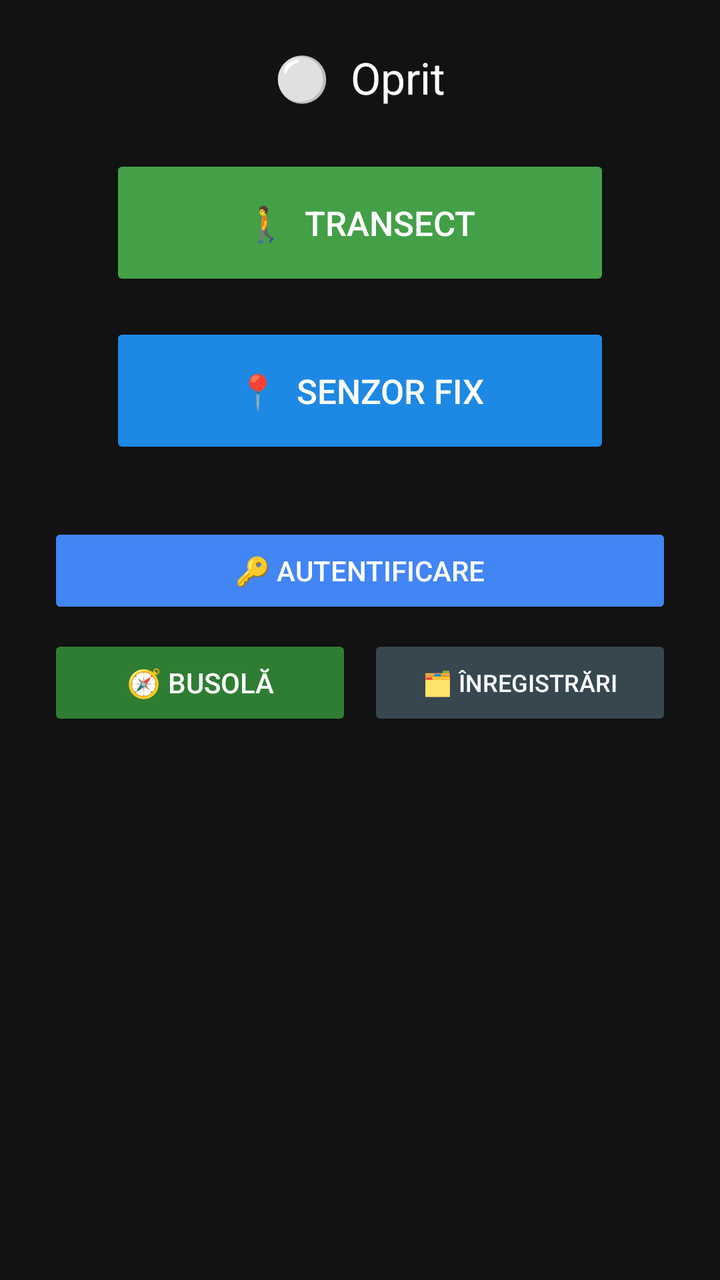
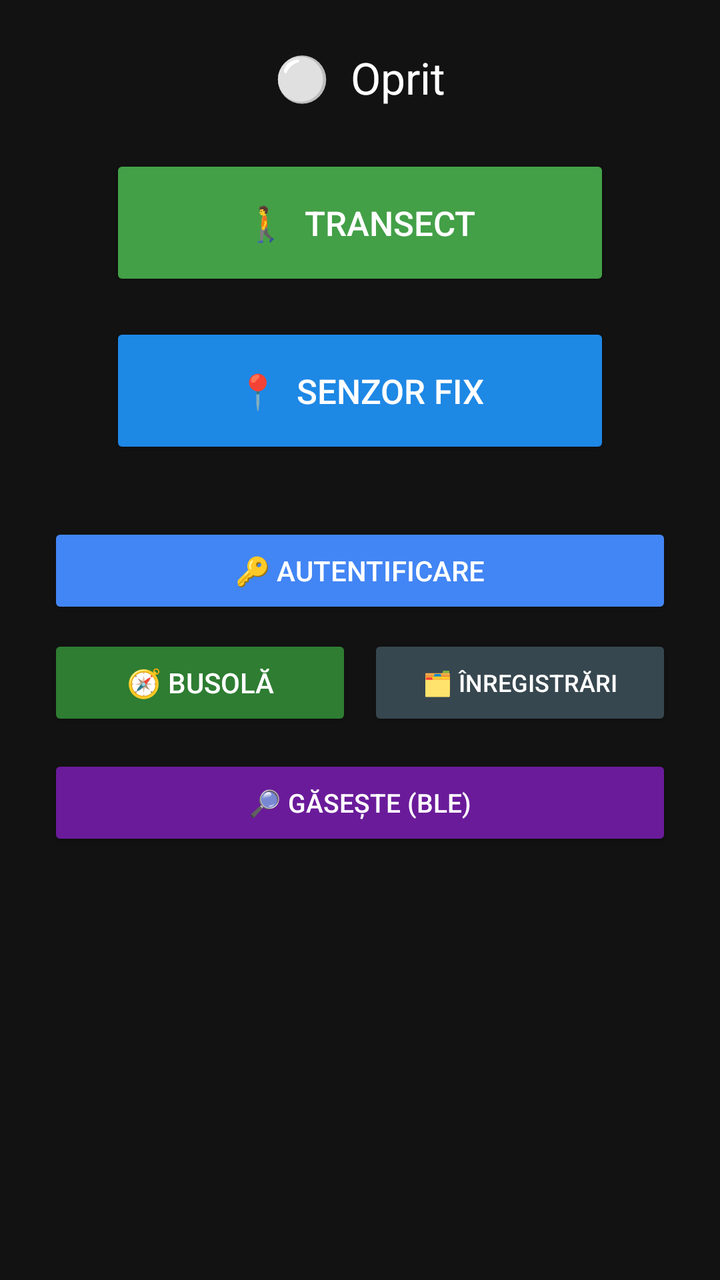

Two renders of the same Android screen: before a commit and after it. Below are the layout's source before the change and the commit's diff.
<!-- AndroidManifest.xml: application theme Theme.AppCompat.DayNight.NoActionBar -->
<!-- res/layout/activity_main.xml -->
<?xml version="1.0" encoding="utf-8"?>
<LinearLayout xmlns:android="http://schemas.android.com/apk/res/android"
    android:layout_width="match_parent"
    android:layout_height="match_parent"
    android:orientation="vertical"
    android:gravity="center_horizontal"
    android:padding="24dp"
    android:background="#121212">

    <TextView
        android:id="@+id/tvStatus"
        android:layout_width="wrap_content"
        android:layout_height="wrap_content"
        android:text="⚪  Oprit"
        android:textSize="22sp"
        android:textColor="#FFFFFF"
        android:layout_marginBottom="24dp"/>

    
    <Button
        android:id="@+id/btnStartStop"
        android:layout_width="160dp"
        android:layout_height="160dp"
        android:text="⏹  STOP"
        android:textSize="18sp"
        android:textColor="#FFFFFF"
        android:visibility="gone"
        android:layout_marginBottom="16dp"/>

    
    <Button
        android:id="@+id/btnTrackMap"
        android:layout_width="250dp"
        android:layout_height="52dp"
        android:text="🗺  TRASEU PE HARTĂ"
        android:textSize="15sp"
        android:textColor="#FFFFFF"
        android:backgroundTint="#00695C"
        android:visibility="gone"
        android:layout_marginBottom="32dp"/>

    
    <LinearLayout
        android:id="@+id/startButtonsRow"
        android:layout_width="wrap_content"
        android:layout_height="wrap_content"
        android:orientation="vertical"
        android:gravity="center"
        android:layout_marginBottom="32dp">

        <Button
            android:id="@+id/btnTransect"
            android:layout_width="250dp"
            android:layout_height="68dp"
            android:text="🚶  TRANSECT"
            android:textSize="17sp"
            android:textColor="#FFFFFF"
            android:backgroundTint="#43A047"
            android:layout_marginBottom="16dp"/>

        <Button
            android:id="@+id/btnFixedSensor"
            android:layout_width="250dp"
            android:layout_height="68dp"
            android:text="📍  SENZOR FIX"
            android:textSize="17sp"
            android:textColor="#FFFFFF"
            android:backgroundTint="#1E88E5"/>
    </LinearLayout>

    <LinearLayout
        android:layout_width="match_parent"
        android:layout_height="wrap_content"
        android:orientation="horizontal"
        android:gravity="center"
        android:layout_marginBottom="8dp">

        <Button
            android:id="@+id/btnAuth"
            android:layout_width="0dp"
            android:layout_height="48dp"
            android:layout_weight="1"
            android:text="🔑 AUTENTIFICARE"
            android:textSize="14sp"
            android:textColor="#FFFFFF"
            android:backgroundTint="#4285F4"/>

    </LinearLayout>

    <LinearLayout
        android:layout_width="match_parent"
        android:layout_height="wrap_content"
        android:orientation="horizontal"
        android:gravity="center"
        android:layout_marginBottom="12dp">

        <Button
            android:id="@+id/btnCompass"
            android:layout_width="0dp"
            android:layout_height="48dp"
            android:layout_weight="1"
            android:text="🧭 BUSOLĂ"
            android:textSize="14sp"
            android:textColor="#FFFFFF"
            android:backgroundTint="#2E7D32"
            android:layout_marginEnd="8dp"/>

        <Button
            android:id="@+id/btnRecordings"
            android:layout_width="0dp"
            android:layout_height="48dp"
            android:layout_weight="1"
            android:text="🗂 ÎNREGISTRĂRI"
            android:textSize="12sp"
            android:textColor="#FFFFFF"
            android:backgroundTint="#37474F"/>

    </LinearLayout>

    <TextView
        android:id="@+id/tvUploadStatus"
        android:layout_width="match_parent"
        android:layout_height="wrap_content"
        android:text=""
        android:textSize="12sp"
        android:textColor="#90CAF9"
        android:gravity="center"
        android:lineSpacingExtra="3dp"
        android:layout_marginBottom="16dp"/>

    <TextView
        android:id="@+id/tvPath"
        android:layout_width="match_parent"
        android:layout_height="wrap_content"
        android:text=""
        android:textSize="10sp"
        android:textColor="#555555"
        android:gravity="center"
        android:lineSpacingExtra="3dp"/>

</LinearLayout>
<!-- resources referenced by this layout -->
<resources>

</resources>

<!-- the commit's change to res/layout/activity_main.xml (unified diff, before → after) -->
@@ -117,6 +117,25 @@
 
     </LinearLayout>
 
+    <LinearLayout
+        android:layout_width="match_parent"
+        android:layout_height="wrap_content"
+        android:orientation="horizontal"
+        android:gravity="center"
+        android:layout_marginBottom="12dp">
+
+        <Button
+            android:id="@+id/btnFindSensor"
+            android:layout_width="0dp"
+            android:layout_height="48dp"
+            android:layout_weight="1"
+            android:text="🔎 GĂSEȘTE (BLE)"
+            android:textSize="13sp"
+            android:textColor="#FFFFFF"
+            android:backgroundTint="#6A1B9A"/>
+
+    </LinearLayout>
+
     <TextView
         android:id="@+id/tvUploadStatus"
         android:layout_width="match_parent"
